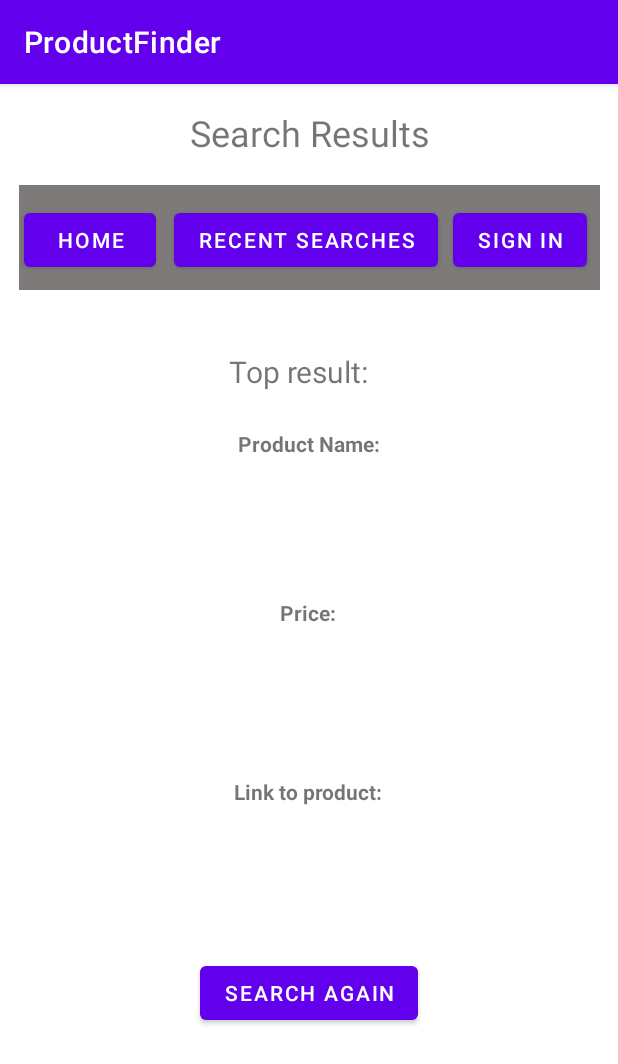
After one commit to EthanDeGuzman/ProductFinder, an Android app: the Results screen opened directly, with no data from a screen before it, on a phone screen of 412 x 824 dp. The commit adds this screen. Shown: the top 1064 px of the screen. Run offline under Robolectric (Android 15) with nearby library versions, the phone set to English and light mode, and no system bars; our stand-ins replace Volley; network calls fail.

Commit message:
Added temp Results page and fixed api code to match results page

```diff
--- a/app/src/main/AndroidManifest.xml
+++ b/app/src/main/AndroidManifest.xml
@@ -4,7 +4,7 @@
 
     <uses-permission android:name="android.permission.CAMERA" />
     <uses-permission android:name="android.permission.INTERNET" />
-    <uses-permission android:name="android.permission.ACCESS_NETWORK_STATE"/>
+    <uses-permission android:name="android.permission.ACCESS_NETWORK_STATE" />
 
     <application
         android:allowBackup="true"
@@ -13,6 +13,9 @@
         android:roundIcon="@mipmap/ic_launcher_round"
         android:supportsRtl="true"
         android:theme="@style/Theme.ProductFinder">
+        <activity
+            android:name=".Results"
+            android:exported="false" />
         <activity
             android:name=".BarcodeScanner"
             android:exported="true" />
--- a/app/src/main/java/edu/edeguzman/productfinder/MainActivity.java
+++ b/app/src/main/java/edu/edeguzman/productfinder/MainActivity.java
@@ -9,26 +9,11 @@ import android.widget.Button;
 import android.widget.TextView;
 import android.widget.Toast;
 
-import com.android.volley.AuthFailureError;
-import com.android.volley.Request;
-import com.android.volley.RequestQueue;
-import com.android.volley.Response;
-import com.android.volley.VolleyError;
-import com.android.volley.toolbox.JsonObjectRequest;
-import com.android.volley.toolbox.Volley;
-
-import org.json.JSONArray;
-import org.json.JSONException;
-import org.json.JSONObject;
-
-import java.util.HashMap;
-import java.util.Map;
 
 
 public class MainActivity extends AppCompatActivity {
     private Button scanBtn, searchBtn;
     private TextView search, nameView, priceView, linkView;
-    private RequestQueue queue;
 
     @Override
     protected void onCreate(Bundle savedInstanceState) {
@@ -54,45 +39,9 @@ public class MainActivity extends AppCompatActivity {
         Toast.makeText(getApplicationContext(), "Search Query started", Toast.LENGTH_SHORT).show();
         String query = search.getText().toString().toLowerCase();
         String url ="https://ebay-product-search-scraper.p.rapidapi.com/index.php?query=" + query;
-        queue = Volley.newRequestQueue(this);
-        JsonObjectRequest request = new JsonObjectRequest(Request.Method.GET, url, null,
-                new Response.Listener<JSONObject>() {
-                    @Override
-                    public void onResponse(JSONObject response) {
-                        try {
-                            JSONArray array = response.getJSONArray("products");
-                            for(int i = 0; i < 1; i++){
-                            JSONObject products = array.getJSONObject(i);
 
-                            String name = products.getString("name");
-                            String price = products.getString("price");
-                            String link = products.getString("link");
-
-                            nameView.setText("Name: " + name);
-                            priceView.setText("Price: " + price);
-                            linkView.setText("Link: " + link);
-                            }
-                        }
-                        catch (JSONException e){
-                            e.printStackTrace();
-                        }
-                    }
-                }, new Response.ErrorListener() {
-                    @Override
-                    public void onErrorResponse(VolleyError error) {
-                        nameView.setText("That did not work");
-                        error.printStackTrace();
-                    }
-        }) {
-            @Override
-            public Map getHeaders() throws AuthFailureError {
-                HashMap headers = new HashMap();
-                headers.put("x-rapidapi-host", "ebay-product-search-scraper.p.rapidapi.com");
-                headers.put("x-rapidapi-key", "721f9e5ae4msh6c1a025129c3019p187cfbjsnc2b39eb1b331");
-                return headers;
-            }
-        };
-
-        queue.add(request);
+        Intent showResults = new Intent(this, Results.class);
+        showResults.putExtra("url", url);
+        startActivity(showResults);
     }
 }
--- /dev/null
+++ b/app/src/main/java/edu/edeguzman/productfinder/Results.java
@@ -0,0 +1,89 @@
+package edu.edeguzman.productfinder;
+
+import androidx.appcompat.app.AppCompatActivity;
+
+import android.os.Bundle;
+import android.widget.Button;
+import android.widget.TextView;
+import android.widget.Toast;
+
+import com.android.volley.AuthFailureError;
+import com.android.volley.Request;
+import com.android.volley.RequestQueue;
+import com.android.volley.Response;
+import com.android.volley.VolleyError;
+import com.android.volley.toolbox.JsonObjectRequest;
+import com.android.volley.toolbox.Volley;
+
+import org.json.JSONArray;
+import org.json.JSONException;
+import org.json.JSONObject;
+
+import java.util.HashMap;
+import java.util.Map;
+
+public class Results extends AppCompatActivity {
+    private Button Home,RecentSearches,Signin,Search;
+    private TextView ProductField, PriceField, LinkField;
+    private String url;
+    private RequestQueue queue;
+
+    @Override
+    protected void onCreate(Bundle savedInstanceState) {
+        super.onCreate(savedInstanceState);
+        setContentView(R.layout.activity_results);
+
+        Home = findViewById(R.id.Button_Home);
+        RecentSearches = findViewById(R.id.Button_Searches);
+        Signin = findViewById(R.id.Button_SignIn);
+        Search = findViewById(R.id.Button_NewSearch);
+        ProductField = findViewById(R.id.ProductField);
+        PriceField = findViewById(R.id.PriceField);
+        LinkField = findViewById(R.id.LinkField);
+
+        url = getIntent().getStringExtra("url");
+
+        queue = Volley.newRequestQueue(this);
+        JsonObjectRequest request = new JsonObjectRequest(Request.Method.GET, url, null,
+                new Response.Listener<JSONObject>() {
+                    @Override
+                    public void onResponse(JSONObject response) {
+                        try {
+                            JSONArray array = response.getJSONArray("products");
+
+                            for(int i = 0; i < 1; i++){
+                                JSONObject products = array.getJSONObject(i);
+
+                                String name = products.getString("name");
+                                String price = products.getString("price");
+                                String link = products.getString("link");
+
+                                ProductField.setText("Name: " + name);
+                                PriceField.setText("Price: " + price);
+                                LinkField.setText("Link: " + link);
+                            }
+                        }
+                        catch (JSONException e){
+                            e.printStackTrace();
+                        }
+                    }
+                }, new Response.ErrorListener() {
+            @Override
+            public void onErrorResponse(VolleyError error) {
+                Toast.makeText(getApplicationContext(), "Something went wrong", Toast.LENGTH_SHORT).show();
+                error.printStackTrace();
+            }
+        }) {
+            @Override
+            public Map getHeaders() throws AuthFailureError {
+                HashMap headers = new HashMap();
+                headers.put("x-rapidapi-host", "ebay-product-search-scraper.p.rapidapi.com");
+                headers.put("x-rapidapi-key", "721f9e5ae4msh6c1a025129c3019p187cfbjsnc2b39eb1b331");
+                return headers;
+            }
+        };
+
+        queue.add(request);
+
+    }
+}
--- a/app/src/main/res/layout/activity_main.xml
+++ b/app/src/main/res/layout/activity_main.xml
@@ -15,13 +15,14 @@
         app:layout_constraintLeft_toLeftOf="parent"
         app:layout_constraintRight_toRightOf="parent"
         app:layout_constraintTop_toTopOf="parent"
-        app:layout_constraintVertical_bias="0.301" />
+        app:layout_constraintVertical_bias="0.439" />
 
     <TextView
         android:id="@+id/textView"
         android:layout_width="167dp"
         android:layout_height="29dp"
         android:text="Scan and Find"
+        android:textAlignment="center"
         android:textSize="24sp"
         app:layout_constraintBottom_toBottomOf="parent"
         app:layout_constraintEnd_toEndOf="parent"
@@ -47,38 +48,29 @@
         android:text="Recent Searches"
         app:layout_constraintBottom_toBottomOf="@+id/toolbar"
         app:layout_constraintEnd_toEndOf="@+id/toolbar"
+        app:layout_constraintHorizontal_bias="0.478"
         app:layout_constraintStart_toStartOf="@+id/toolbar"
-        app:layout_constraintTop_toTopOf="@+id/toolbar" />
-
-    <Button
-        android:id="@+id/button6"
-        android:layout_width="wrap_content"
-        android:layout_height="wrap_content"
-        android:text="Map"
-        app:layout_constraintBottom_toBottomOf="@+id/toolbar"
-        app:layout_constraintEnd_toEndOf="@+id/toolbar"
-        app:layout_constraintHorizontal_bias="0.958"
-        app:layout_constraintStart_toStartOf="parent"
-        app:layout_constraintTop_toTopOf="@+id/toolbar" />
+        app:layout_constraintTop_toTopOf="@+id/toolbar"
+        app:layout_constraintVertical_bias="0.478" />
 
     <Button
         android:id="@+id/button7"
         android:layout_width="93dp"
-        android:layout_height="51dp"
+        android:layout_height="48dp"
         android:background="#5431B6"
         android:text="Sign In"
         android:textSize="14sp"
-        app:layout_constraintBottom_toBottomOf="parent"
-        app:layout_constraintEnd_toEndOf="parent"
-        app:layout_constraintHorizontal_bias="0.971"
-        app:layout_constraintStart_toStartOf="parent"
-        app:layout_constraintTop_toTopOf="parent"
-        app:layout_constraintVertical_bias="0.008" />
+        app:layout_constraintBottom_toBottomOf="@+id/toolbar"
+        app:layout_constraintEnd_toEndOf="@+id/toolbar"
+        app:layout_constraintHorizontal_bias="0.949"
+        app:layout_constraintStart_toStartOf="@+id/toolbar"
+        app:layout_constraintTop_toTopOf="@+id/toolbar"
+        app:layout_constraintVertical_bias="0.478" />
 
     <androidx.appcompat.widget.Toolbar
         android:id="@+id/toolbar"
         android:layout_width="411dp"
-        android:layout_height="74dp"
+        android:layout_height="71dp"
         android:background="#7E7A7A"
         android:minHeight="?attr/actionBarSize"
         android:theme="?attr/actionBarTheme"
@@ -87,7 +79,7 @@
         app:layout_constraintHorizontal_bias="0.0"
         app:layout_constraintStart_toStartOf="parent"
         app:layout_constraintTop_toTopOf="parent"
-        app:layout_constraintVertical_bias="0.098" />
+        app:layout_constraintVertical_bias="0.101" />
 
     <Spinner
         android:id="@+id/spinner3"
@@ -119,15 +111,16 @@
         android:text="Scan Barcode"
         app:layout_constraintBottom_toBottomOf="parent"
         app:layout_constraintEnd_toEndOf="parent"
+        app:layout_constraintHorizontal_bias="0.469"
         app:layout_constraintStart_toStartOf="parent"
         app:layout_constraintTop_toTopOf="parent"
-        app:layout_constraintVertical_bias="0.366" />
+        app:layout_constraintVertical_bias="0.32" />
 
     <EditText
         android:id="@+id/searchQuery"
         android:layout_width="wrap_content"
         android:layout_height="wrap_content"
-        android:layout_marginTop="44dp"
+        android:layout_marginTop="72dp"
         android:ems="10"
         android:inputType="textPersonName"
         android:minHeight="48dp"
@@ -143,7 +136,7 @@
         android:layout_height="wrap_content"
         android:layout_marginTop="32dp"
         android:onClick="callQuery"
-        android:text="Button"
+        android:text="Search"
         app:layout_constraintEnd_toEndOf="parent"
         app:layout_constraintHorizontal_bias="0.498"
         app:layout_constraintStart_toStartOf="parent"
--- /dev/null
+++ b/app/src/main/res/layout/activity_results.xml
@@ -0,0 +1,169 @@
+<?xml version="1.0" encoding="utf-8"?>
+<androidx.constraintlayout.widget.ConstraintLayout xmlns:android="http://schemas.android.com/apk/res/android"
+    xmlns:app="http://schemas.android.com/apk/res-auto"
+    xmlns:tools="http://schemas.android.com/tools"
+    android:layout_width="match_parent"
+    android:layout_height="match_parent"
+    tools:context=".Results">
+
+    <androidx.appcompat.widget.Toolbar
+        android:id="@+id/toolbar2"
+        android:layout_width="387dp"
+        android:layout_height="70dp"
+        android:background="#7E7A7A"
+        android:minHeight="?attr/actionBarSize"
+        android:theme="?attr/actionBarTheme"
+        app:layout_constraintBottom_toBottomOf="parent"
+        app:layout_constraintEnd_toEndOf="parent"
+        app:layout_constraintStart_toStartOf="parent"
+        app:layout_constraintTop_toTopOf="parent"
+        app:layout_constraintVertical_bias="0.096" />
+
+    <Button
+        android:id="@+id/Button_Home"
+        android:layout_width="wrap_content"
+        android:layout_height="wrap_content"
+        android:layout_marginStart="16dp"
+        android:text="Home"
+        app:layout_constraintBottom_toBottomOf="@+id/toolbar2"
+        app:layout_constraintStart_toStartOf="parent"
+        app:layout_constraintTop_toTopOf="@+id/toolbar2"
+        app:layout_constraintVertical_bias="0.565" />
+
+    <Button
+        android:id="@+id/Button_SignIn"
+        android:layout_width="wrap_content"
+        android:layout_height="wrap_content"
+        android:text="Sign In"
+        app:layout_constraintBottom_toBottomOf="@+id/toolbar2"
+        app:layout_constraintEnd_toEndOf="@+id/toolbar2"
+        app:layout_constraintHorizontal_bias="0.521"
+        app:layout_constraintStart_toEndOf="@+id/Button_Searches"
+        app:layout_constraintTop_toTopOf="@+id/toolbar2"
+        app:layout_constraintVertical_bias="0.565" />
+
+    <Button
+        android:id="@+id/Button_Searches"
+        android:layout_width="wrap_content"
+        android:layout_height="wrap_content"
+        android:layout_marginStart="12dp"
+        android:text="Recent Searches"
+        app:layout_constraintBottom_toBottomOf="@+id/toolbar2"
+        app:layout_constraintStart_toEndOf="@+id/Button_Home"
+        app:layout_constraintTop_toTopOf="@+id/toolbar2"
+        app:layout_constraintVertical_bias="0.565" />
+
+    <Button
+        android:id="@+id/Button_NewSearch"
+        android:layout_width="wrap_content"
+        android:layout_height="wrap_content"
+        android:text="Search Again"
+        app:layout_constraintBottom_toBottomOf="parent"
+        app:layout_constraintEnd_toEndOf="parent"
+        app:layout_constraintStart_toStartOf="parent"
+        app:layout_constraintTop_toTopOf="parent"
+        app:layout_constraintVertical_bias="0.808" />
+
+    <TextView
+        android:id="@+id/ProductTitle"
+        android:layout_width="100dp"
+        android:layout_height="25dp"
+        android:text="Product Name:"
+        android:textAlignment="center"
+        android:textStyle="bold"
+        app:layout_constraintBottom_toBottomOf="parent"
+        app:layout_constraintEnd_toEndOf="parent"
+        app:layout_constraintHorizontal_bias="0.498"
+        app:layout_constraintStart_toStartOf="parent"
+        app:layout_constraintTop_toTopOf="parent"
+        app:layout_constraintVertical_bias="0.31" />
+
+    <TextView
+        android:id="@+id/PriceTitle"
+        android:layout_width="100dp"
+        android:layout_height="25dp"
+        android:text="Price:"
+        android:textAlignment="center"
+        android:textStyle="bold"
+        app:layout_constraintBottom_toBottomOf="parent"
+        app:layout_constraintEnd_toEndOf="parent"
+        app:layout_constraintHorizontal_bias="0.498"
+        app:layout_constraintStart_toStartOf="parent"
+        app:layout_constraintTop_toTopOf="parent"
+        app:layout_constraintVertical_bias="0.461" />
+
+    <TextView
+        android:id="@+id/LinkTitle"
+        android:layout_width="131dp"
+        android:layout_height="26dp"
+        android:text="Link to product:"
+        android:textAlignment="center"
+        android:textStyle="bold"
+        app:layout_constraintBottom_toBottomOf="parent"
+        app:layout_constraintEnd_toEndOf="parent"
+        app:layout_constraintHorizontal_bias="0.498"
+        app:layout_constraintStart_toStartOf="parent"
+        app:layout_constraintTop_toTopOf="parent"
+        app:layout_constraintVertical_bias="0.623" />
+
+    <TextView
+        android:id="@+id/PageTitle"
+        android:layout_width="167dp"
+        android:layout_height="35dp"
+        android:text="Search Results"
+        android:textAlignment="center"
+        android:textSize="24sp"
+        app:layout_constraintBottom_toBottomOf="parent"
+        app:layout_constraintEnd_toEndOf="parent"
+        app:layout_constraintStart_toStartOf="parent"
+        app:layout_constraintTop_toTopOf="parent"
+        app:layout_constraintVertical_bias="0.022" />
+
+    <TextView
+        android:id="@+id/TopResultsTitle"
+        android:layout_width="106dp"
+        android:layout_height="31dp"
+        android:text="Top result:"
+        android:textSize="20sp"
+        app:layout_constraintBottom_toBottomOf="parent"
+        app:layout_constraintEnd_toEndOf="parent"
+        app:layout_constraintHorizontal_bias="0.498"
+        app:layout_constraintStart_toStartOf="parent"
+        app:layout_constraintTop_toTopOf="parent"
+        app:layout_constraintVertical_bias="0.242" />
+
+    <TextView
+        android:id="@+id/ProductField"
+        android:layout_width="167dp"
+        android:layout_height="36dp"
+        android:textAlignment="center"
+        app:layout_constraintBottom_toBottomOf="parent"
+        app:layout_constraintEnd_toEndOf="parent"
+        app:layout_constraintStart_toStartOf="parent"
+        app:layout_constraintTop_toTopOf="parent"
+        app:layout_constraintVertical_bias="0.389" />
+
+    <TextView
+        android:id="@+id/PriceField"
+        android:layout_width="77dp"
+        android:layout_height="35dp"
+        android:textAlignment="center"
+        app:layout_constraintBottom_toBottomOf="parent"
+        app:layout_constraintEnd_toEndOf="parent"
+        app:layout_constraintStart_toStartOf="parent"
+        app:layout_constraintTop_toTopOf="parent"
+        app:layout_constraintVertical_bias="0.543" />
+
+    <TextView
+        android:id="@+id/LinkField"
+        android:layout_width="278dp"
+        android:layout_height="49dp"
+        android:textAlignment="center"
+        app:layout_constraintBottom_toBottomOf="parent"
+        app:layout_constraintEnd_toEndOf="parent"
+        app:layout_constraintHorizontal_bias="0.496"
+        app:layout_constraintStart_toStartOf="parent"
+        app:layout_constraintTop_toTopOf="parent"
+        app:layout_constraintVertical_bias="0.719" />
+
+</androidx.constraintlayout.widget.ConstraintLayout>
```
